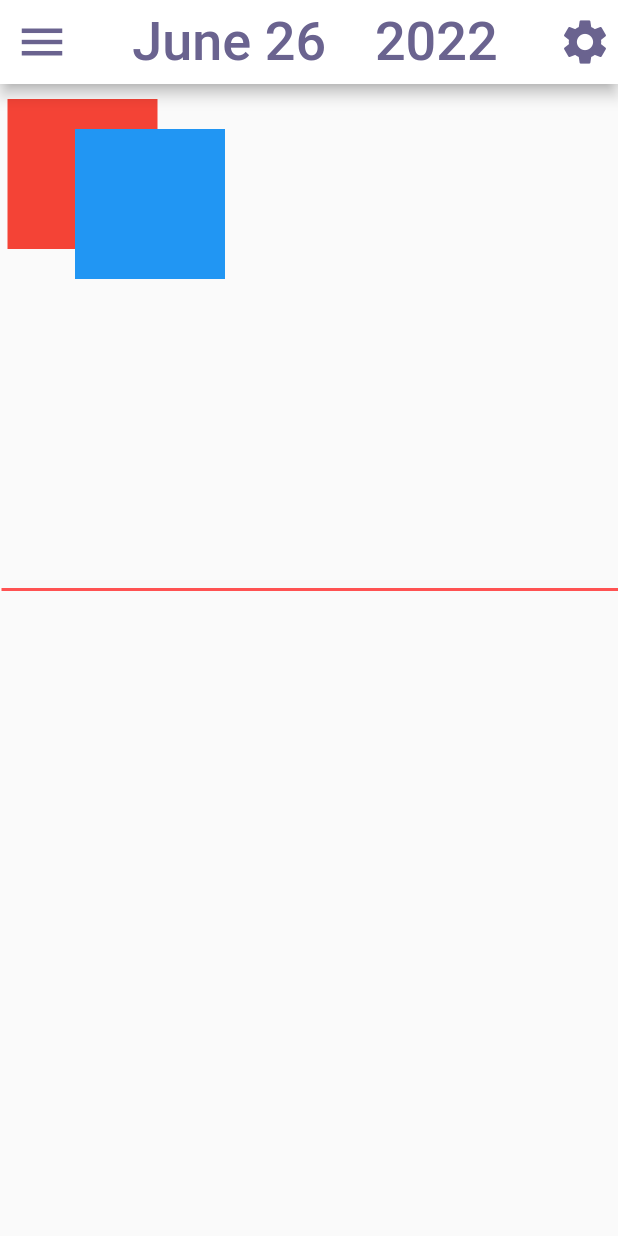
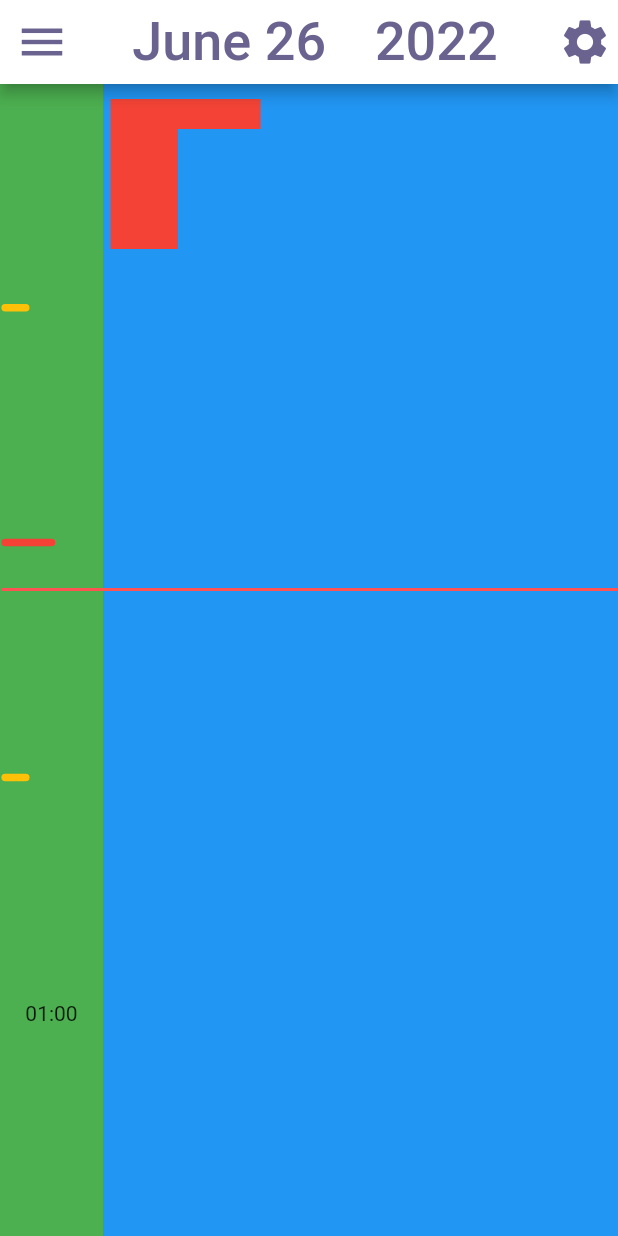
Before and after one commit to Dimyvm/Judo-registration-app, a Flutter app: the screen it shows after launch, on a phone screen of 412 x 824 dp. Run offline on Flutter 3.47's test engine with Material 2 defaults, Android fonts, the phone set to English and light mode, and no system bars.

Commit message:
Custom line

```diff
--- a/lib/views/home_page.dart
+++ b/lib/views/home_page.dart
@@ -1,8 +1,11 @@
 import 'dart:async';
+import 'dart:math';
+import 'package:flutter/material.dart';
 
-import 'package:flutter/material.dart';
 import 'package:JudoRegistration/constants.dart';
 import 'package:JudoRegistration/routes.dart';
+
+import '../widgets/custom_line.dart';
 
 class HomePage extends StatelessWidget {
   const HomePage({Key? key}) : super(key: key);
@@ -10,12 +13,12 @@ class HomePage extends StatelessWidget {
   @override
   Widget build(BuildContext context) {
     final double width = MediaQuery.of(context).size.width;
-    final double hight = MediaQuery.of(context).size.height -
+    final double height = MediaQuery.of(context).size.height -
         AppBar().preferredSize.height -
         MediaQuery.of(context).padding.top;
 
     DateTime now = DateTime.now();
-    double timeline = (hight / 1440) * (now.hour * 60 + now.minute);
+    double timeline = (height / 1440) * (now.hour * 60 + now.minute);
     String month = months[now.month - 1];
 
     Timer? toScreensaver;
@@ -39,8 +42,18 @@ class HomePage extends StatelessWidget {
         title: Row(
           mainAxisAlignment: MainAxisAlignment.spaceAround,
           children: [
-            Text('$month ${now.day}', style: const TextStyle(fontSize: 36.0, ),),
-            Text('${now.year}', style: const TextStyle(fontSize: 36.0,),),
+            Text(
+              '$month ${now.day}',
+              style: const TextStyle(
+                fontSize: 36.0,
+              ),
+            ),
+            Text(
+              '${now.year}',
+              style: const TextStyle(
+                fontSize: 36.0,
+              ),
+            ),
           ],
         ),
         centerTitle: true,
@@ -49,10 +62,86 @@ class HomePage extends StatelessWidget {
               onPressed: () {
                 Navigator.pushNamed(context, Routes.pageSettings);
               },
-              icon: const Icon(Icons.settings, size: 36, ))
+              icon: const Icon(
+                Icons.settings,
+                size: 36,
+              ))
         ],
       ),
       body: Center(
+        child: Stack(
+          children: [
+            //Background layer
+            Row(
+              children: [
+                Expanded(
+                  flex: 1,
+                  child: Container(
+                    color: Colors.green,
+                    width: width,
+                    height: double.infinity,
+                    child: Column(
+                      mainAxisAlignment: MainAxisAlignment.spaceEvenly,
+                      children: [
+
+                        Container(
+                          width: double.infinity,
+                          height: 15,
+                          child: CustomPaint(
+                            foregroundPainter: CustomLinePainter(
+                                color: Colors.amber, width: 0.25),
+                          ),
+                        ),
+                        Container(
+                          width: double.infinity,
+                          height: 15,
+                          child: CustomPaint(
+                            foregroundPainter: CustomLinePainter(
+                                color: Colors.red, width: 0.5),
+                          ),
+                        ),
+                        Container(
+                          width: double.infinity,
+                          height: 15,
+                          child: CustomPaint(
+                            foregroundPainter: CustomLinePainter(
+                                color: Colors.amber, width: 0.25),
+                          ),
+                        ),
+                        Container(
+                          height: 15,
+                          child: Center(child: Text('01:00'))),
+                      ],
+                    ),
+                  ),
+                ),
+                Expanded(
+                  flex: 5,
+                  child: Container(
+                    color: Colors.blue,
+                    width: double.infinity,
+                    height: double.infinity,
+                  ),
+                ),
+              ],
+            ),
+            //trainingslayer
+            Row(
+              children: [
+                Expanded(
+                  flex: 1,
+                  child: Container(
+                    color: Colors.transparent,
+                    width: double.infinity,
+                    height: double.infinity,
+                  ),
+                ),
+                Expanded(
+                  flex: 5,
+                  child: Container(
+                      color: Colors.transparent,
+                      width: double.infinity,
+                      height: double.infinity,
                       child: Stack(
                         children: [
                           Positioned(
@@ -73,6 +162,13 @@ class HomePage extends StatelessWidget {
                               color: Colors.blue,
                             ),
                           ),
+                        ],
+                      )),
+                ),
+              ],
+            ),
+            //timeline
+
             Positioned(
               left: 1,
               top: timeline,
--- a/lib/views/registration_page.dart
+++ b/lib/views/registration_page.dart
@@ -0,0 +1,19 @@
+
+import 'package:flutter/material.dart';
+
+class RegistrationPage extends StatelessWidget {
+  const RegistrationPage({Key? key}) : super(key: key);
+
+  @override
+  Widget build(BuildContext context) {
+    return Scaffold(
+      appBar: AppBar(
+
+        title: const Text('Instellingen'),
+        centerTitle: true,
+
+      ),
+
+    );
+  }
+}
--- /dev/null
+++ b/lib/widgets/custom_line.dart
@@ -0,0 +1,37 @@
+
+
+import 'package:flutter/material.dart';
+
+class CustomLinePainter extends CustomPainter {
+
+  final Color color;
+  /// the [width] must between 0 and 1.
+  ///
+  /// 0.5 = 50 % of the total with.
+  final double width;
+
+  ///The drawing line start always on 5% left of the total width.
+  ///
+  ///the line will always be drawn horizontally in the center.
+  CustomLinePainter({this.color = Colors.black, required this.width});
+
+  @override
+  void paint(Canvas canvas, Size size) {
+    final paint = Paint();
+    paint.strokeWidth = 5;
+    paint.strokeCap = StrokeCap.round;
+    paint.color = color;
+
+    canvas.drawLine(
+      Offset(size.width * 0.5/10, size.height * 1/ 2),
+      Offset(size.width * width, size.height * 1/ 2),
+      paint);
+  }
+
+  @override
+  bool shouldRepaint(CustomLinePainter oldDelegate) => false;
+
+  @override
+  bool shouldRebuildSemantics(CustomLinePainter oldDelegate) => false;
+
+}
```
Lines whose indentation alone changed are shown as unchanged.
